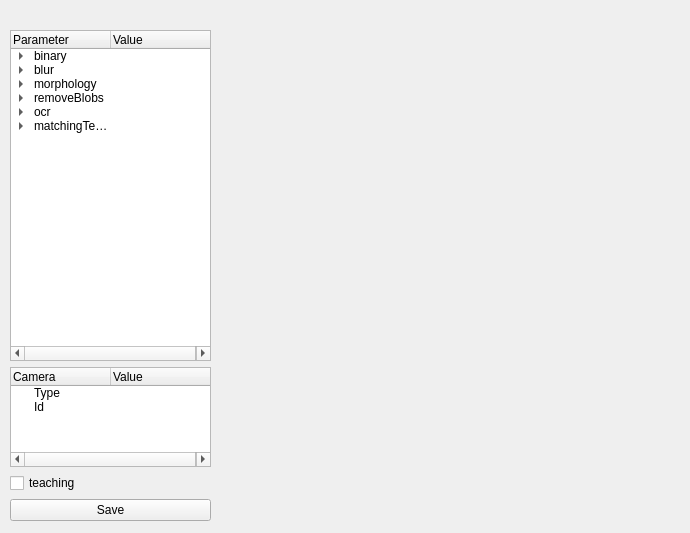
This is Form2/UI/parameter.ui in VanNamMan/PyQt_Form as Qt 5 draws it before an edit. The edited form follows.
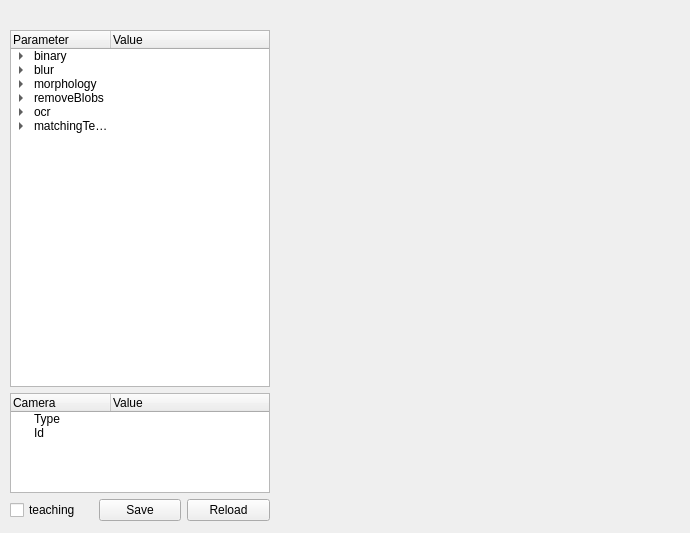
This is the edited form.

```diff
--- a/Form2/UI/parameter.ui
+++ b/Form2/UI/parameter.ui
@@ -18,7 +18,7 @@
     <rect>
      <x>10</x>
      <y>30</y>
-     <width>201</width>
+     <width>260</width>
      <height>491</height>
     </rect>
    </property>
@@ -249,6 +249,8 @@
      </widget>
     </item>
     <item>
+     <layout class="QHBoxLayout" name="horizontalLayout">
+      <item>
      <widget class="QCheckBox" name="ch_teaching">
       <property name="text">
        <string>teaching</string>
@@ -264,6 +266,18 @@
        <string>Save</string>
       </property>
      </widget>
+      </item>
+      <item>
+       <widget class="QPushButton" name="but_load">
+        <property name="styleSheet">
+         <string notr="true">font: 57 10pt &quot;Ubuntu&quot;;</string>
+        </property>
+        <property name="text">
+         <string>Reload</string>
+        </property>
+       </widget>
+      </item>
+     </layout>
     </item>
    </layout>
   </widget>
```
Lines whose indentation alone changed are shown as unchanged.
